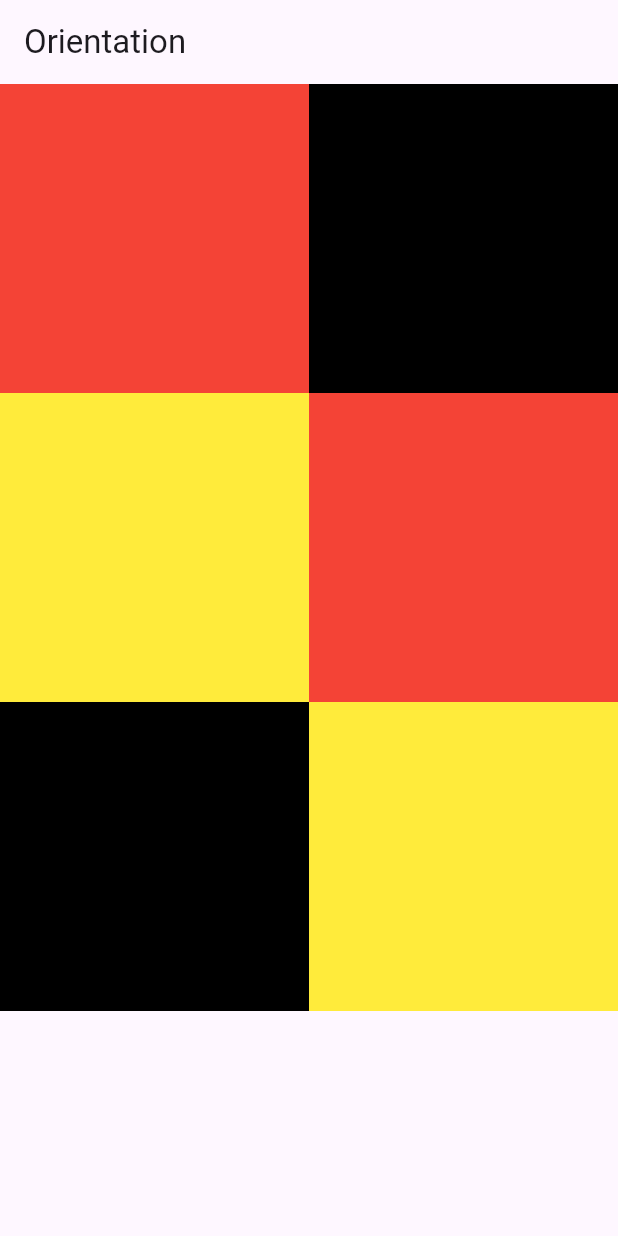
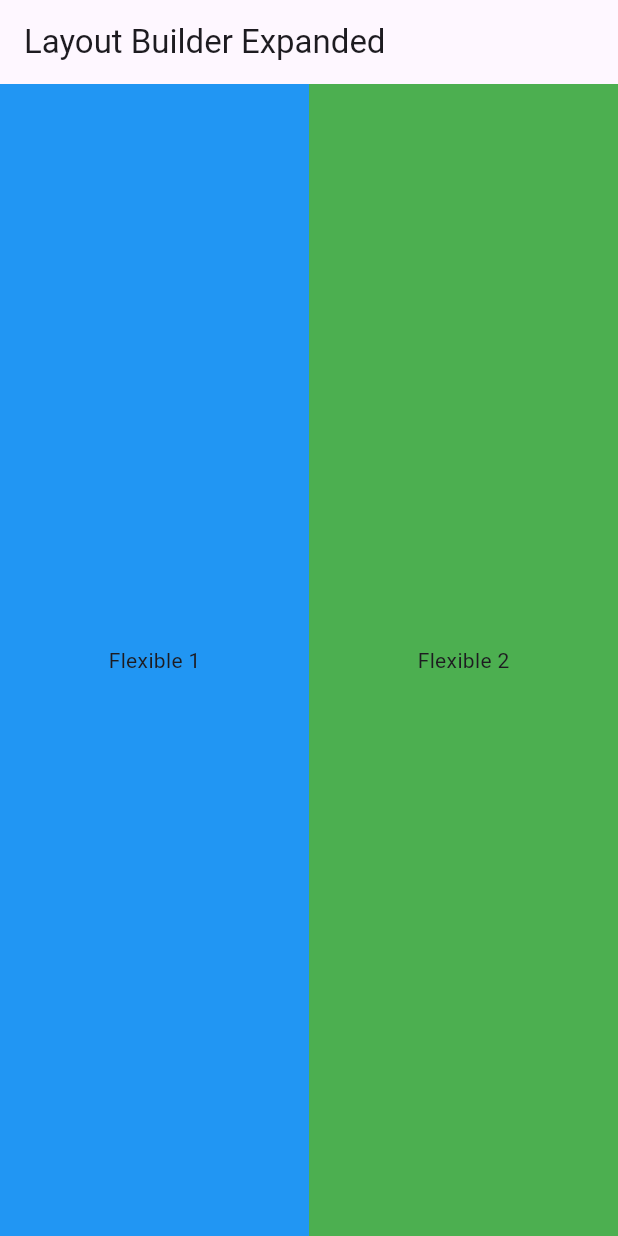
Before and after one commit to ManuelFerreira90/curso_flutter_2.0-crie_aplicacoes_responsivas_para_web, a Flutter app: the screen it shows after launch, on a phone screen of 412 x 824 dp. Run offline on Flutter 3.47's test engine with Material 3 defaults, Android fonts, the phone set to English and light mode, and no system bars.

Commit message:
layout builder

```diff
--- a/media_query_responsive/lib/main.dart
+++ b/media_query_responsive/lib/main.dart
@@ -1,5 +1,7 @@
 import 'package:flutter/material.dart';
 import 'package:media_query_responsive/reponsive_orientation.dart';
+import 'package:media_query_responsive/responsive_layout_builder_expanded.dart';
+import 'package:media_query_responsive/responsive_layout_builder.dart';
 import 'package:media_query_responsive/responsive_row_column.dart';
 
 void main() {
@@ -17,7 +19,7 @@ class MyApp extends StatelessWidget {
         colorScheme: ColorScheme.fromSeed(seedColor: Colors.deepPurple),
         useMaterial3: true,
       ),
-      home: const ReponsiveOrientation()
+      home: const ResponsiveLayoutBuilderExpanded()
     );
   }
 }
--- /dev/null
+++ b/media_query_responsive/lib/responsive_layout_builder_expanded.dart
@@ -0,0 +1,49 @@
+import 'package:flutter/material.dart';
+
+class ResponsiveLayoutBuilderExpanded extends StatefulWidget {
+  const ResponsiveLayoutBuilderExpanded({super.key});
+
+  @override
+  State<ResponsiveLayoutBuilderExpanded> createState() =>
+      _ResponsiveLayoutBuilderExpandedState();
+}
+
+class _ResponsiveLayoutBuilderExpandedState
+    extends State<ResponsiveLayoutBuilderExpanded> {
+  @override
+  Widget build(BuildContext context) {
+    return Scaffold(
+      appBar: AppBar(
+        title: const Text('Layout Builder Expanded'),
+      ),
+      body: Row(
+        children: [
+          Flexible(
+            child: LayoutBuilder(
+              builder: (context, constraints) {
+                print(
+                    'minWidth: ${constraints.minWidth}, maxWidth: ${constraints.maxWidth}');
+                return Container(
+                  color: Colors.blue,
+                  child: const Center(child: Text('Flexible 1')),
+                );
+              },
+            ),
+          ),
+          Flexible(
+            child: LayoutBuilder(
+              builder: (context, constraints) {
+                print(
+                    'minWidth: ${constraints.minWidth}, maxWidth: ${constraints.maxWidth}');
+                return Container(
+                  color: Colors.green,
+                  child: const Center(child: Text('Flexible 2')),
+                );
+              },
+            ),
+          ),
+        ],
+      ),
+    );
+  }
+}
```
Also changed, not shown: media_query_responsive/lib/responsive_layout_builder.dart (added, +41 -0 lines).
